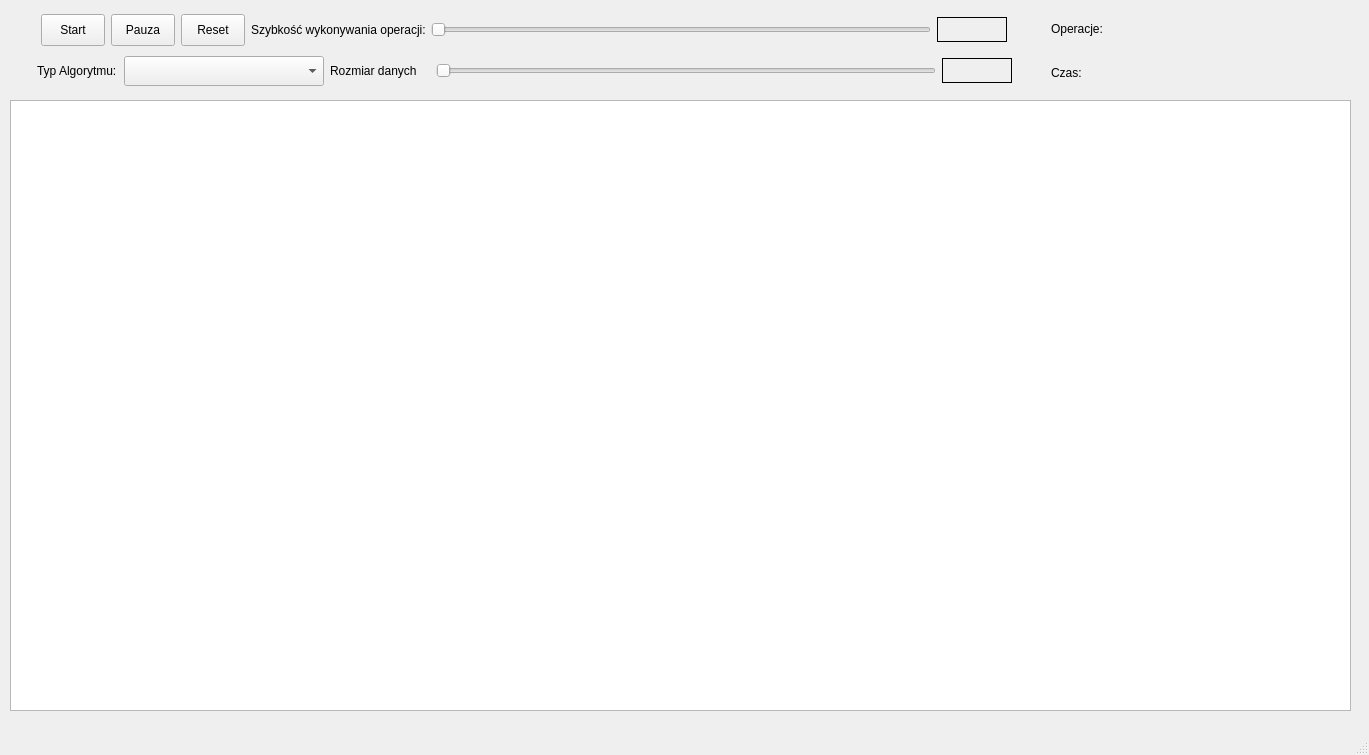
Before: the Qt Designer form mainwindow.ui in dawib19992/WizualizatorSortowania, drawn with Qt 5.
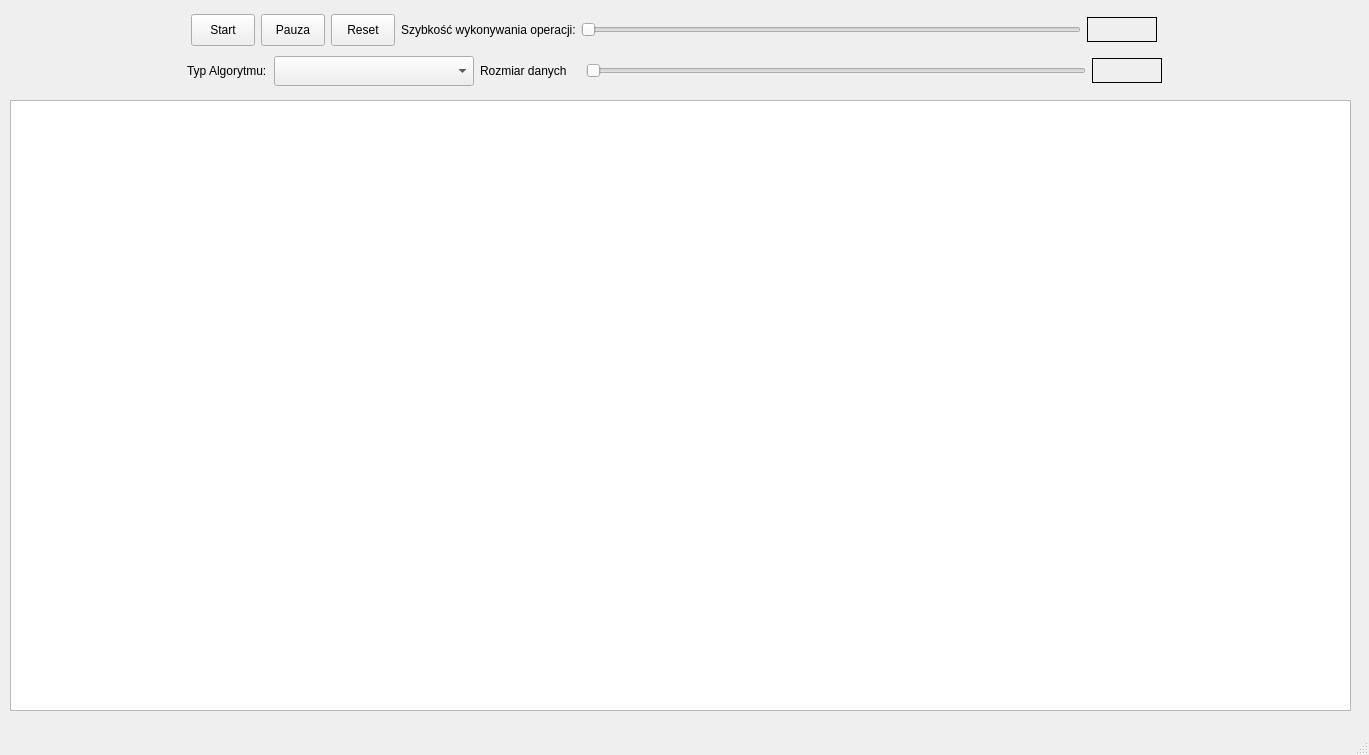
After: the same form once the commit is applied.

```diff
--- a/mainwindow.ui
+++ b/mainwindow.ui
@@ -36,12 +36,12 @@
      </size>
     </property>
    </widget>
-   <widget class="QWidget" name="">
+   <widget class="QWidget" name="layoutWidget">
     <property name="geometry">
      <rect>
       <x>4</x>
       <y>10</y>
-      <width>1181</width>
+      <width>1341</width>
       <height>82</height>
      </rect>
     </property>
@@ -291,34 +291,7 @@
       </layout>
      </item>
      <item>
-      <layout class="QVBoxLayout" name="verticalLayout">
-       <item>
-        <widget class="QLabel" name="lbl_operacje">
-         <property name="maximumSize">
-          <size>
-           <width>100</width>
-           <height>16777215</height>
-          </size>
-         </property>
-         <property name="text">
-          <string>Operacje: </string>
-         </property>
-        </widget>
-       </item>
-       <item>
-        <widget class="QLabel" name="label_6">
-         <property name="maximumSize">
-          <size>
-           <width>100</width>
-           <height>16777215</height>
-          </size>
-         </property>
-         <property name="text">
-          <string>Czas:</string>
-         </property>
-        </widget>
-       </item>
-      </layout>
+      <layout class="QVBoxLayout" name="verticalLayout"/>
      </item>
     </layout>
    </widget>
```
